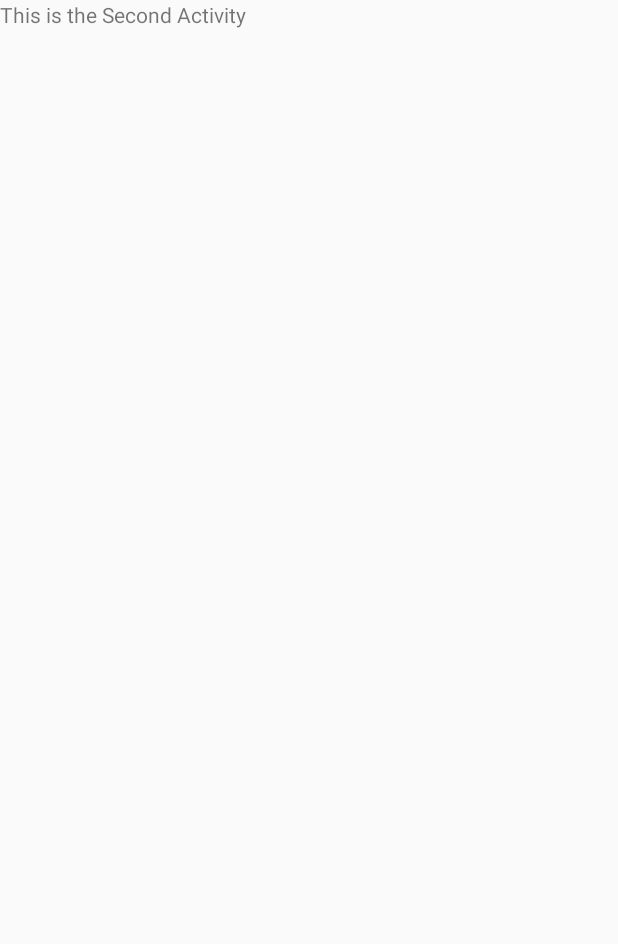
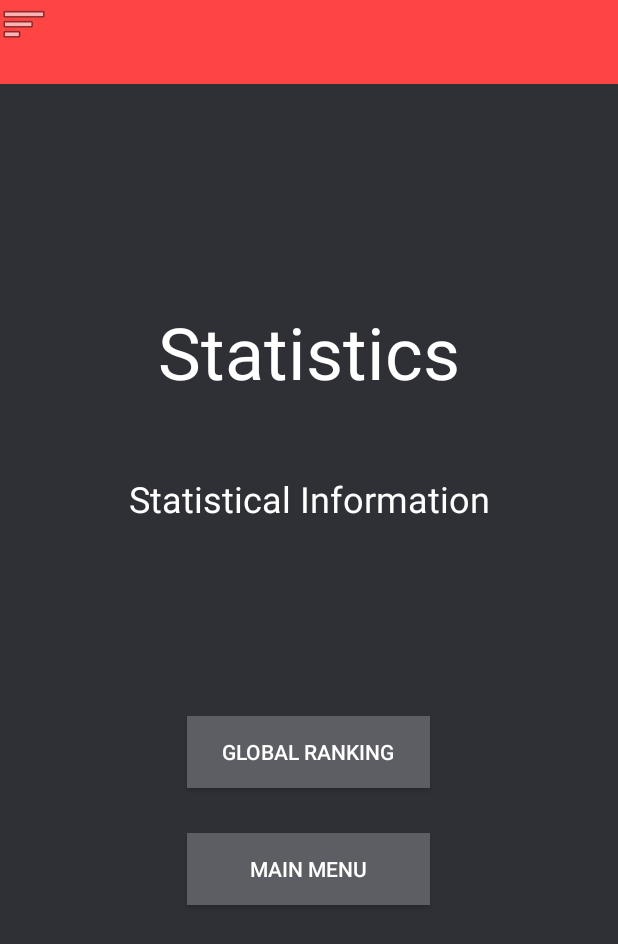
Before and after one commit to DanielV-source/waf, an Android app built with Jetpack Compose: the SecondActivity screen opened directly, with no data from a screen before it, on a phone screen of 412 x 824 dp. Before the commit the part shown is almost empty. Shown: the top 944 px of the screen. Run offline under Robolectric (Android 15) with nearby library versions, the phone set to English and light mode, and no system bars.

Commit message:
Adding missing resources

```diff
--- a/app/build.gradle.kts
+++ b/app/build.gradle.kts
@@ -63,6 +63,7 @@ dependencies {
     implementation("androidx.compose.ui:ui-graphics")
     implementation("androidx.compose.ui:ui-tooling-preview")
     implementation("androidx.compose.material3:material3")
+    implementation("com.google.android.material:material:1.11.0")
     testImplementation("junit:junit:4.13.2")
     androidTestImplementation("androidx.test.ext:junit:1.1.5")
     androidTestImplementation("androidx.test.espresso:espresso-core:3.5.1")
--- a/app/src/main/java/com/judc/walkfight/SecondActivity.kt
+++ b/app/src/main/java/com/judc/walkfight/SecondActivity.kt
@@ -1,6 +1,7 @@
 package com.judc.walkfight
 
 import android.os.Bundle
+import android.widget.LinearLayout
 import android.widget.TextView
 import androidx.activity.ComponentActivity
 
@@ -8,8 +9,7 @@ class SecondActivity : ComponentActivity() {
     override fun onCreate(savedInstanceState: Bundle?) {
         super.onCreate(savedInstanceState)
 
-        val textView = TextView(this)
-        textView.text = "This is the Second Activity"
-        setContentView(textView)
+        setContentView(R.layout.mystats)
+
     }
 }
--- /dev/null
+++ b/app/src/main/res/layout/mystats.xml
@@ -0,0 +1,51 @@
+<?xml version="1.0" encoding="utf-8"?>
+<LinearLayout xmlns:android="http://schemas.android.com/apk/res/android"
+    xmlns:tools="http://schemas.android.com/tools"
+    android:layout_width="match_parent"
+    android:layout_height="match_parent"
+    android:background="@color/material_dynamic_neutral20"
+    android:orientation="vertical">
+
+    <include layout="@layout/toolbar"/>
+
+    <TextView
+        android:id="@+id/textView"
+        android:layout_width="match_parent"
+        android:layout_height="64dp"
+        android:layout_marginTop="146dp"
+        android:text="Statistics"
+        android:textAlignment="center"
+        android:textColor="@color/white"
+        android:textSize="48sp"/>
+
+    <TextView
+        android:id="@+id/textView3"
+        android:layout_width="match_parent"
+        android:layout_height="75dp"
+        android:layout_marginTop="50sp"
+        android:text="Statistical Information"
+        android:textAlignment="center"
+        android:textColor="@color/white"
+        android:textSize="24sp" />
+
+    <Button
+        android:id="@+id/globalrankingmenu"
+        android:layout_width="162dp"
+        android:layout_height="wrap_content"
+        android:layout_gravity="center_horizontal"
+        android:layout_marginTop="86dp"
+        android:background="@color/material_dynamic_neutral40"
+        android:text="Global Ranking"
+        android:textColor="@color/white" />
+
+    <Button
+        android:id="@+id/mainmenubutton"
+        android:layout_width="162dp"
+        android:layout_height="wrap_content"
+        android:layout_gravity="center"
+        android:layout_marginTop="30dp"
+        android:background="@color/material_dynamic_neutral40"
+        android:text="Main Menu"
+        android:textColor="@color/white" />
+
+</LinearLayout>
--- /dev/null
+++ b/app/src/main/res/layout/toolbar.xml
@@ -0,0 +1,19 @@
+<?xml version="1.0" encoding="utf-8"?>
+<LinearLayout xmlns:android="http://schemas.android.com/apk/res/android"
+    xmlns:app="http://schemas.android.com/apk/res-auto"
+    xmlns:tools="http://schemas.android.com/tools"
+    android:layout_width="match_parent"
+    android:layout_height="wrap_content"
+    android:orientation="vertical"
+    android:visibility="visible"
+    tools:visibility="visible">
+
+    <androidx.appcompat.widget.Toolbar
+        android:id="@+id/toolbar"
+        android:layout_width="match_parent"
+        android:layout_height="56dp"
+        android:background="@android:color/holo_red_light"
+        android:theme="?attr/actionBarTheme"
+        app:navigationIcon="@android:drawable/ic_menu_sort_by_size" />
+
+</LinearLayout>
```
